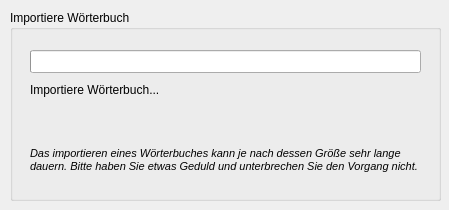
The window that ui/importdict.ui (KDE/simon) describes before a commit, drawn with Qt 5.
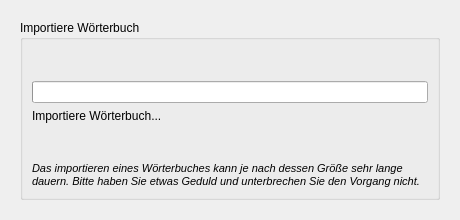
The same window after the commit. The open tabs and pages were chosen to show the change. Icons and pictures are not drawn.

Diff of the .ui file:
```diff
--- a/ui/importdict.ui
+++ b/ui/importdict.ui
@@ -5,22 +5,16 @@
    <rect>
     <x>0</x>
     <y>0</y>
-    <width>449</width>
-    <height>210</height>
+    <width>460</width>
+    <height>220</height>
    </rect>
   </property>
   <property name="windowTitle" >
    <string>Wörterbuch importieren</string>
   </property>
+  <layout class="QHBoxLayout" >
+   <item>
   <widget class="QStackedWidget" name="swMain" >
-   <property name="geometry" >
-    <rect>
-     <x>0</x>
-     <y>0</y>
-     <width>441</width>
-     <height>201</height>
-    </rect>
-   </property>
    <property name="currentIndex" >
     <number>0</number>
    </property>
@@ -130,46 +124,28 @@
     </widget>
    </widget>
    <widget class="QWidget" name="page_2" >
+      <layout class="QVBoxLayout" >
+       <item>
     <widget class="QGroupBox" name="gbImporting" >
-     <property name="geometry" >
-      <rect>
-       <x>10</x>
-       <y>10</y>
-       <width>431</width>
-       <height>191</height>
-      </rect>
-     </property>
      <property name="title" >
       <string>Importiere Wörterbuch</string>
      </property>
-     <widget class="QLabel" name="label_2" >
-      <property name="geometry" >
-       <rect>
-        <x>20</x>
-        <y>120</y>
-        <width>391</width>
-        <height>61</height>
-       </rect>
-      </property>
-      <property name="text" >
-       <string>&lt;html>&lt;head>&lt;meta name="qrichtext" content="1" />&lt;style type="text/css">
-p, li { white-space: pre-wrap; }
-&lt;/style>&lt;/head>&lt;body style=" font-family:'Sans Serif'; font-size:9pt; font-weight:400; font-style:normal; text-decoration:none;">
-&lt;p style=" margin-top:0px; margin-bottom:0px; margin-left:0px; margin-right:0px; -qt-block-indent:0; text-indent:0px;">&lt;span style=" font-size:8pt; font-style:italic;">Das importieren eines Wörterbuches kann je nach dessen Größe sehr lange dauern. Bitte haben Sie etwas Geduld und unterbrechen Sie den Vorgang nicht.&lt;/span>&lt;/p>&lt;/body>&lt;/html></string>
-      </property>
-      <property name="wordWrap" >
-       <bool>true</bool>
-      </property>
-     </widget>
+         <layout class="QVBoxLayout" >
+          <item>
+           <spacer>
+            <property name="orientation" >
+             <enum>Qt::Vertical</enum>
+            </property>
+            <property name="sizeHint" >
+             <size>
+              <width>20</width>
+              <height>40</height>
+             </size>
+            </property>
+           </spacer>
+          </item>
+          <item>
      <widget class="QProgressBar" name="pbProgress" >
-      <property name="geometry" >
-       <rect>
-        <x>20</x>
-        <y>40</y>
-        <width>391</width>
-        <height>23</height>
-       </rect>
-      </property>
       <property name="maximum" >
        <number>1000</number>
       </property>
@@ -180,22 +156,48 @@
        <enum>Qt::Horizontal</enum>
       </property>
      </widget>
+          </item>
+          <item>
      <widget class="QLabel" name="lbStatus" >
-      <property name="geometry" >
-       <rect>
-        <x>20</x>
-        <y>70</y>
-        <width>391</width>
-        <height>19</height>
-       </rect>
-      </property>
       <property name="text" >
        <string>Importiere Wörterbuch...</string>
       </property>
      </widget>
-    </widget>
-   </widget>
-  </widget>
+          </item>
+          <item>
+           <spacer>
+            <property name="orientation" >
+             <enum>Qt::Vertical</enum>
+            </property>
+            <property name="sizeHint" >
+             <size>
+              <width>20</width>
+              <height>40</height>
+             </size>
+            </property>
+           </spacer>
+          </item>
+          <item>
+           <widget class="QLabel" name="label_2" >
+            <property name="text" >
+             <string>&lt;html>&lt;head>&lt;meta name="qrichtext" content="1" />&lt;style type="text/css">
+p, li { white-space: pre-wrap; }
+&lt;/style>&lt;/head>&lt;body style=" font-family:'Sans Serif'; font-size:9pt; font-weight:400; font-style:normal; text-decoration:none;">
+&lt;p style=" margin-top:0px; margin-bottom:0px; margin-left:0px; margin-right:0px; -qt-block-indent:0; text-indent:0px;">&lt;span style=" font-size:8pt; font-style:italic;">Das importieren eines Wörterbuches kann je nach dessen Größe sehr lange dauern. Bitte haben Sie etwas Geduld und unterbrechen Sie den Vorgang nicht.&lt;/span>&lt;/p>&lt;/body>&lt;/html></string>
+            </property>
+            <property name="wordWrap" >
+             <bool>true</bool>
+            </property>
+           </widget>
+          </item>
+         </layout>
+        </widget>
+       </item>
+      </layout>
+     </widget>
+    </widget>
+   </item>
+  </layout>
  </widget>
  <resources>
   <include location="../simon.qrc" />
```
Left out of the diff: 65 changed lines with no effect on the pictures. Lines whose indentation alone changed are shown as unchanged.
